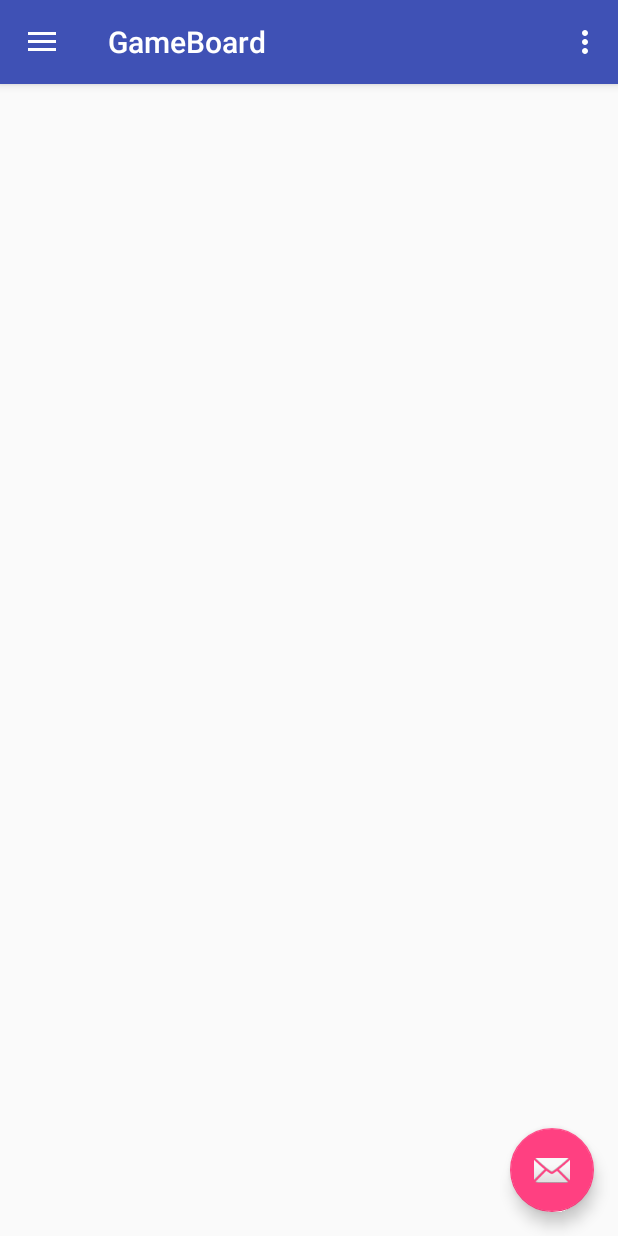
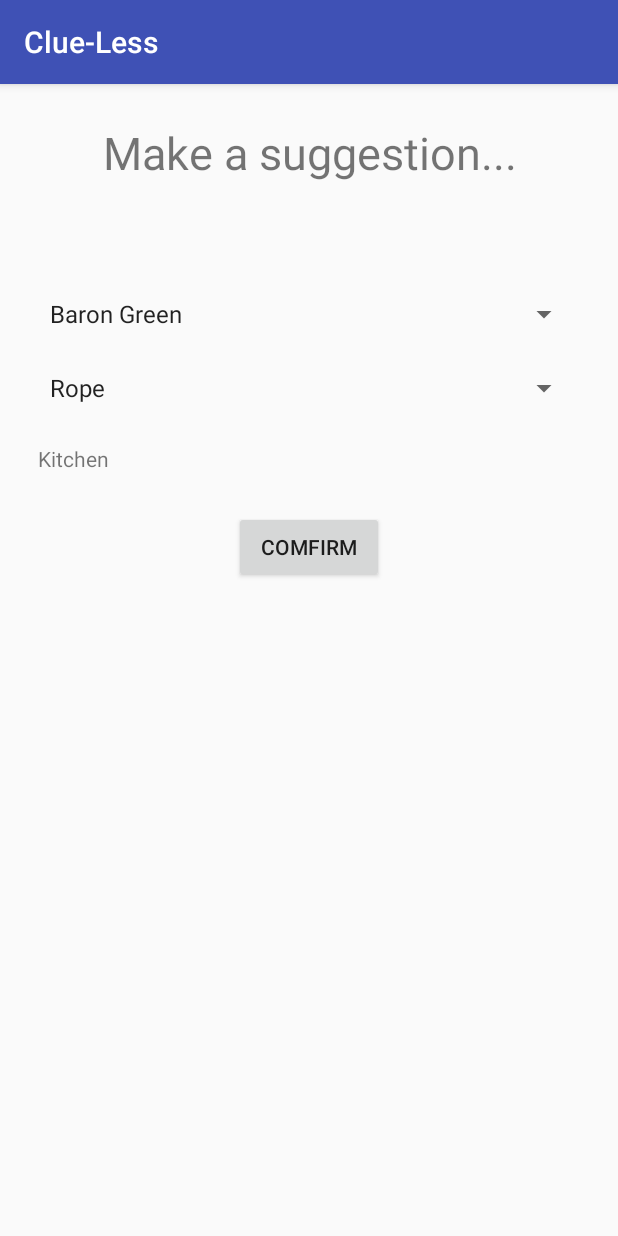
Before and after one commit to DasFireflies/android, an Android app: the GameBoard screen opened directly, with no data from a screen before it, in the side drawer, after a tap on "Make Suggestion", on a phone screen of 412 x 824 dp. Run offline under Robolectric (Android 15) with nearby library versions, the phone set to English and light mode, and no system bars.

Commit message:
added suggestion and accustion activities

```diff
--- a/app/src/main/AndroidManifest.xml
+++ b/app/src/main/AndroidManifest.xml
@@ -22,7 +22,8 @@
             android:label="@string/title_activity_game_board"
             android:theme="@style/AppTheme.NoActionBar" />
         <activity android:name=".InvestigationPadActivity" />
-        <activity android:name=".StartOfGame"></activity>
+        <activity android:name=".StartOfGame" />
+        <activity android:name=".SuggestionAccusationActivity"></activity>
     </application>
 
 </manifest>
--- a/app/src/main/java/com/jhu/fireflies/com/clue_less/GameBoard.java
+++ b/app/src/main/java/com/jhu/fireflies/com/clue_less/GameBoard.java
@@ -93,6 +93,16 @@ public class GameBoard extends AppCompatActivity
                     StartOfGame.class);
 
             startActivity(i);
+        } else if (id == R.id.nav_suggestion) {
+            Intent i = (Intent) new Intent(GameBoard.this,
+                    SuggestionAccusationActivity.class);
+            i.putExtra("suggestAccuse", 1);
+            startActivity(i);
+        } else if (id == R.id.nav_acuse) {
+            Intent i = (Intent) new Intent(GameBoard.this,
+                    SuggestionAccusationActivity.class);
+            i.putExtra("suggestAccuse", 2);
+            startActivity(i);
         }
 
         DrawerLayout drawer = (DrawerLayout) findViewById(R.id.drawer_layout);
--- /dev/null
+++ b/app/src/main/java/com/jhu/fireflies/com/clue_less/SuggestionAccusationActivity.java
@@ -0,0 +1,68 @@
+package com.jhu.fireflies.com.clue_less;
+
+import android.support.v7.app.AppCompatActivity;
+import android.os.Bundle;
+import android.view.View;
+import android.widget.ArrayAdapter;
+import android.widget.Button;
+import android.widget.Spinner;
+import android.widget.TextView;
+import android.widget.Toast;
+
+public class SuggestionAccusationActivity extends AppCompatActivity {
+
+    private int suggestAccuseConfig = 0;
+
+    @Override
+    protected void onCreate(Bundle savedInstanceState) {
+        super.onCreate(savedInstanceState);
+        setContentView(R.layout.suggestion_accusation_layout);
+
+        //set the list of suspects in dropdown
+        final Spinner suspectSpinner = (Spinner) findViewById(R.id.suspectSpinner);
+        final ArrayAdapter<CharSequence> suspectAdapter = ArrayAdapter.createFromResource(this,R.array.suspects, android.R.layout.simple_spinner_item);
+        suspectAdapter.setDropDownViewResource(android.R.layout.simple_spinner_dropdown_item);
+        suspectSpinner.setAdapter(suspectAdapter);
+
+        //set the list of weapons in dropdown
+        final Spinner weaponSpinner = (Spinner) findViewById(R.id.weaponSpinner);
+        ArrayAdapter<CharSequence> weaponAdapter = ArrayAdapter.createFromResource(this,R.array.weapons, android.R.layout.simple_spinner_item);
+        weaponAdapter.setDropDownViewResource(android.R.layout.simple_spinner_dropdown_item);
+        weaponSpinner.setAdapter(weaponAdapter);
+
+        Button confirmButtom = (Button) findViewById(R.id.confirmSuggestion);
+        confirmButtom.setOnClickListener(new View.OnClickListener() {
+            @Override
+            public void onClick(View v) {
+                String suspectValue = suspectSpinner.getSelectedItem().toString();
+                String weaponValue = weaponSpinner.getSelectedItem().toString();
+                String test = "Suspect: " + suspectValue + "\nWeapon: " + weaponValue;
+                Toast.makeText(SuggestionAccusationActivity.this, test, Toast.LENGTH_SHORT).show();
+            }
+        });
+
+        //set room name
+        setRoom("Kitchen");
+
+        int suggestAccuse = getIntent().getExtras().getInt("suggestAccuse");
+        setSuggestAccuse(suggestAccuse);
+    }
+
+    private void setSuggestAccuse(int i){
+        TextView suggestAccuseLabel = (TextView) findViewById(R.id.suggestionAccusationText);
+
+        if(i == 1){
+            suggestAccuseLabel.setText("Make a suggestion...");
+            suggestAccuseConfig = 1;
+        }else if (i ==2){
+            suggestAccuseLabel.setText("Make an accusation...");
+            suggestAccuseConfig = 2;
+        }
+
+    }
+
+    private void setRoom(String roomName){
+        TextView roomLabel = (TextView) findViewById(R.id.roomLabelText);
+        roomLabel.setText(roomName);
+    }
+}
--- /dev/null
+++ b/app/src/main/res/layout/suggestion_accusation_layout.xml
@@ -0,0 +1,58 @@
+<?xml version="1.0" encoding="utf-8"?>
+<android.support.constraint.ConstraintLayout xmlns:android="http://schemas.android.com/apk/res/android"
+    xmlns:app="http://schemas.android.com/apk/res-auto"
+    xmlns:tools="http://schemas.android.com/tools"
+    android:layout_width="match_parent"
+    android:layout_height="match_parent"
+    tools:context="com.jhu.fireflies.com.clue_less.SuggestionAccusationActivity">
+
+    <TextView
+        android:id="@+id/suggestionAccusationText"
+        android:layout_width="match_parent"
+        android:layout_height="wrap_content"
+        android:text="Make a suggestion..."
+        android:textSize="30sp"
+        android:layout_marginTop="25dp"
+        android:layout_marginLeft="25dp"
+        android:layout_marginRight="25dp"
+        android:gravity="center"
+        app:layout_constraintTop_toTopOf="parent"/>
+
+    <Spinner
+        android:id="@+id/suspectSpinner"
+        android:layout_width="match_parent"
+        android:layout_height="wrap_content"
+        android:layout_marginTop="75dp"
+        android:layout_marginLeft="25dp"
+        android:layout_marginRight="25dp"
+        app:layout_constraintTop_toBottomOf="@id/suggestionAccusationText"/>
+    <Spinner
+        android:id="@+id/weaponSpinner"
+        android:layout_width="match_parent"
+        android:layout_height="wrap_content"
+        android:layout_marginTop="25dp"
+        android:layout_marginLeft="25dp"
+        android:layout_marginRight="25dp"
+        app:layout_constraintTop_toBottomOf="@id/suspectSpinner"/>
+
+    <TextView
+        android:id="@+id/roomLabelText"
+        android:layout_width="match_parent"
+        android:layout_height="wrap_content"
+        android:layout_marginTop="25dp"
+        android:layout_marginLeft="25dp"
+        android:layout_marginRight="25dp"
+        app:layout_constraintTop_toBottomOf="@id/weaponSpinner"/>
+
+    <Button
+        android:id="@+id/confirmSuggestion"
+        android:text="Comfirm"
+        android:layout_width="100dp"
+        android:layout_height="wrap_content"
+        android:layout_marginTop="25dp"
+        app:layout_constraintLeft_toLeftOf="parent"
+        app:layout_constraintRight_toRightOf="parent"
+        app:layout_constraintTop_toBottomOf="@id/roomLabelText"/>
+
+
+</android.support.constraint.ConstraintLayout>
--- a/app/src/main/res/values/strings.xml
+++ b/app/src/main/res/values/strings.xml
@@ -16,4 +16,20 @@
     <string name="startOfGameMessage">A room, suspect, and weapon card have been placed inside the secret folder...</string>
 
     <string name="action_settings">Settings</string>
+    <string-array name="suspects">
+        <item>Baron Green</item>
+        <item>Lady Peacock</item>
+        <item>Madam White</item>
+        <item>Lady Scarlet</item>
+        <item>Dr. Plum</item>
+        <item>General Mustard</item>
+    </string-array>
+    <string-array name="weapons">
+        <item>Rope</item>
+        <item>Lead Pipe</item>
+        <item>Knife</item>
+        <item>Wrench</item>
+        <item>Candlestick</item>
+        <item>Revolver</item>
+    </string-array>
 </resources>
```
Also changed, not shown: 20 other files.
